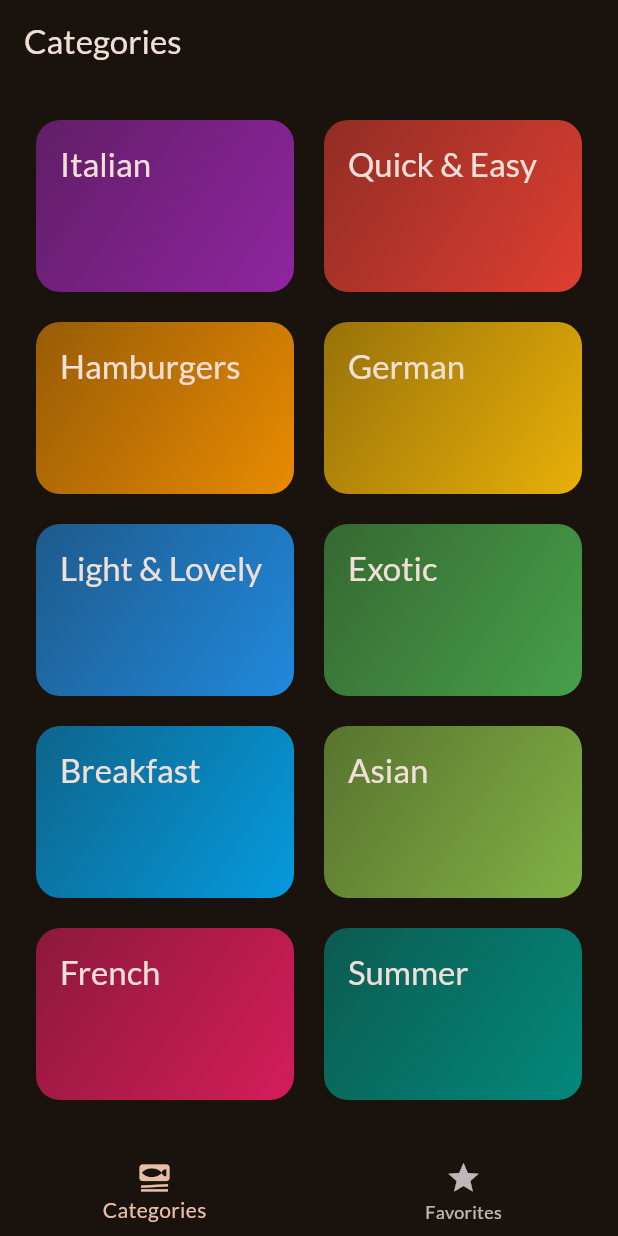
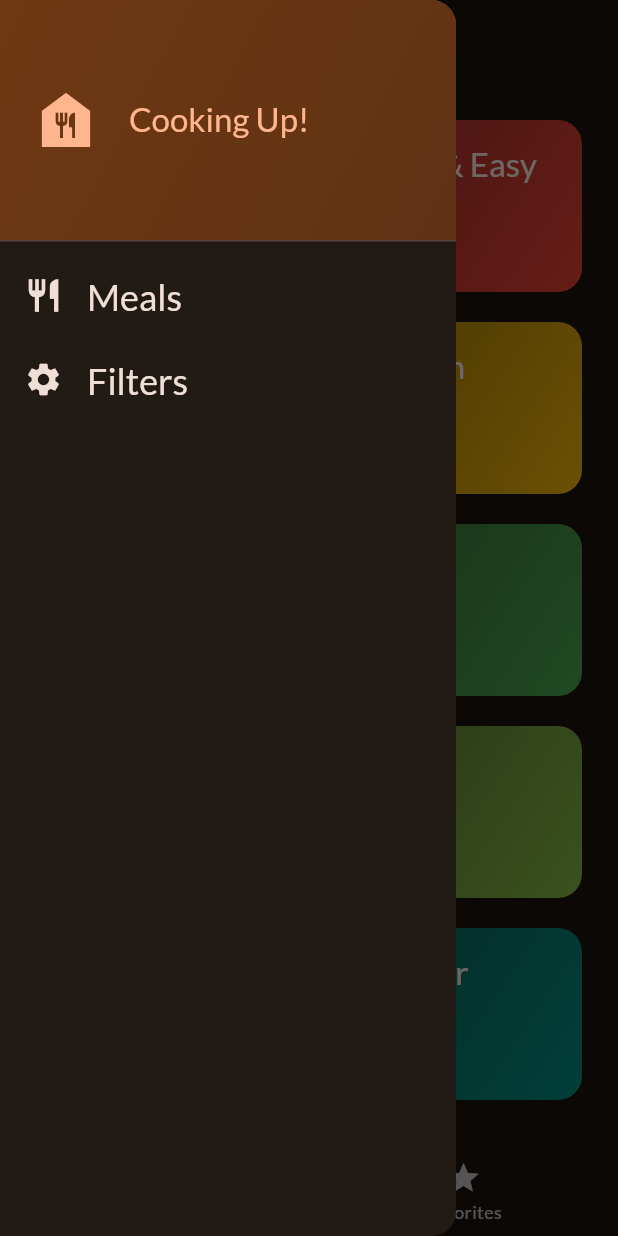
Before and after one commit to niamh-d/meals_app, a Flutter app: the screen it shows after launch, with the side drawer open (before the commit the screen has no drawer), on a phone screen of 412 x 824 dp. Run offline on Flutter 3.47's test engine with Material 3 defaults, Android fonts, the phone set to English and light mode, and no system bars; our stand-ins replace google_fonts, transparent_image.

Commit message:
drawer tile

```diff
--- a/lib/screens/tabs.dart
+++ b/lib/screens/tabs.dart
@@ -2,6 +2,7 @@ import 'package:flutter/material.dart';
 import 'package:meals_app/models/meal.dart';
 import 'package:meals_app/screens/categories.dart';
 import 'package:meals_app/screens/meals.dart';
+import 'package:meals_app/widgets/main_drawer.dart';
 
 class TabsScreen extends StatefulWidget {
   const TabsScreen({super.key});
@@ -58,6 +59,7 @@ class _TabsScreenState extends State<TabsScreen> {
 
     return Scaffold(
       appBar: AppBar(title: Text(activePageTitle)),
+      drawer: const MainDrawer(),
       body: activePage,
       bottomNavigationBar: BottomNavigationBar(
         onTap: _selectPage,
--- /dev/null
+++ b/lib/widgets/drawer_tile.dart
@@ -0,0 +1,35 @@
+import 'package:flutter/material.dart';
+
+class DrawerTile extends StatelessWidget {
+  const DrawerTile({
+    super.key,
+    required this.title,
+    required this.onTap,
+    required this.icon,
+  });
+
+  final String title;
+  final IconData icon;
+  final void Function() onTap;
+
+  @override
+  Widget build(BuildContext context) {
+    return ListTile(
+      leading: Icon(
+        icon,
+        size: 26,
+        color: Theme.of(context).colorScheme.onSurface,
+      ),
+      title: Text(
+        title,
+        style: Theme.of(context).textTheme.titleLarge!.copyWith(
+          color: Theme.of(context).colorScheme.onSurface,
+          fontSize: 24,
+        ),
+      ),
+      onTap: () {
+        Navigator.pop(context);
+      },
+    );
+  }
+}
--- /dev/null
+++ b/lib/widgets/main_drawer.dart
@@ -0,0 +1,50 @@
+import 'package:flutter/material.dart';
+import 'package:meals_app/widgets/drawer_tile.dart';
+
+class MainDrawer extends StatelessWidget {
+  const MainDrawer({super.key});
+
+  @override
+  Widget build(BuildContext context) {
+    return Drawer(
+      child: Column(
+        children: [
+          DrawerHeader(
+            padding: EdgeInsets.all(20),
+            decoration: BoxDecoration(
+              gradient: LinearGradient(
+                colors: [
+                  Theme.of(context).colorScheme.primaryContainer,
+                  Theme.of(
+                    context,
+                  ).colorScheme.primaryContainer.withValues(alpha: 0.8),
+                ],
+                begin: Alignment.topLeft,
+                end: Alignment.bottomRight,
+              ),
+              color: Colors.blue,
+            ),
+            child: Row(
+              children: [
+                Icon(
+                  Icons.food_bank,
+                  size: 48,
+                  color: Theme.of(context).colorScheme.primary,
+                ),
+                const SizedBox(width: 18),
+                Text(
+                  'Cooking Up!',
+                  style: Theme.of(context).textTheme.titleLarge!.copyWith(
+                    color: Theme.of(context).colorScheme.primary,
+                  ),
+                ),
+              ],
+            ),
+          ),
+          DrawerTile(title: 'Meals', onTap: () {}, icon: Icons.restaurant),
+          DrawerTile(title: 'Filters', onTap: () {}, icon: Icons.settings),
+        ],
+      ),
+    );
+  }
+}
```
